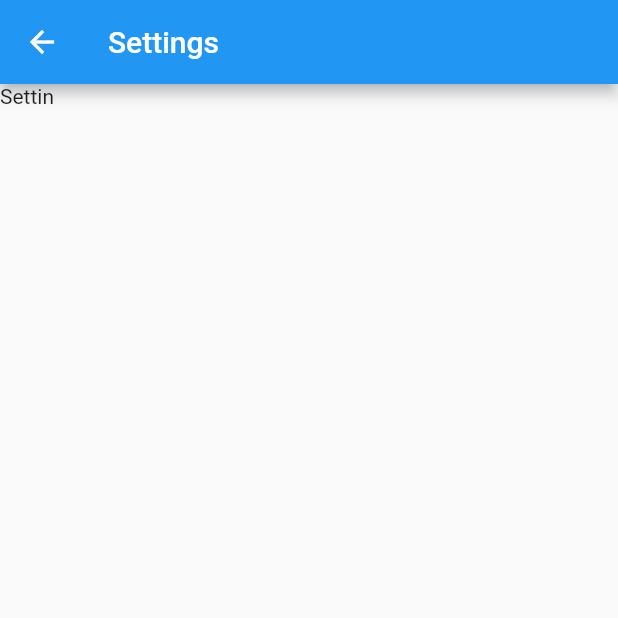
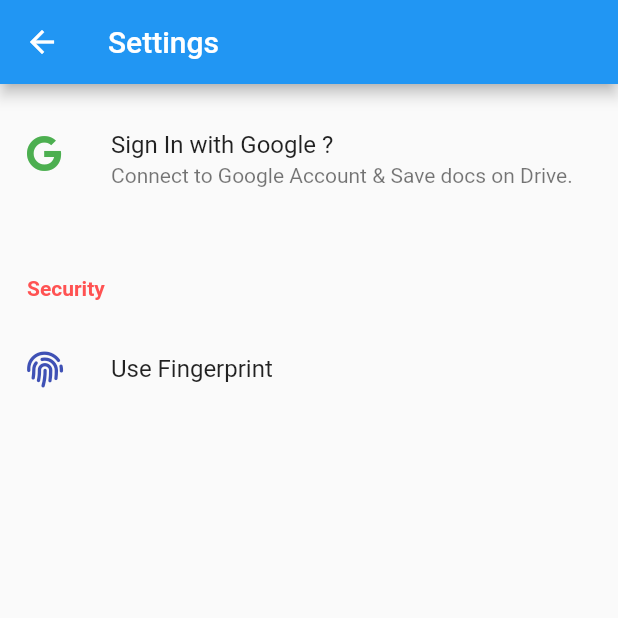
Before and after one commit to moresushant48/Scanner, a Flutter app: the SettingsPage screen opened by its route, on a phone screen of 412 x 824 dp, the top half of it. Run offline on Flutter 3.47's test engine with Material 2 defaults, Android fonts, the phone set to English and light mode, and no system bars; our stand-ins replace font_awesome_flutter, google_sign_in; missing offline and left inert: googleapis.

Commit message:
Setup few things in Setting Page.
Signed-off-by: Sushant More <moresushant48@gmail.com>

```diff
--- a/lib/pages/SettingsPage.dart
+++ b/lib/pages/SettingsPage.dart
@@ -1,4 +1,5 @@
 import 'package:flutter/material.dart';
+import 'package:font_awesome_flutter/font_awesome_flutter.dart';
 
 class SettingsPage extends StatefulWidget {
   @override
@@ -8,13 +9,49 @@ class SettingsPage extends StatefulWidget {
 class _SettingsPageState extends State<SettingsPage> {
   @override
   Widget build(BuildContext context) {
+    final _horizontalPadding = 18.0;
+
     return Scaffold(
-      appBar: AppBar(
-        title: Text("Settings"),
-      ),
-      body: Container(
-        child: Text("Settin"),
-      ),
-    );
+        appBar: AppBar(
+          title: Text("Settings"),
+        ),
+        body: ListView(
+          children: [
+            ListTile(
+              contentPadding: EdgeInsets.all(_horizontalPadding),
+              isThreeLine: true,
+              leading: FaIcon(
+                FontAwesomeIcons.google,
+                color: Colors.green,
+              ),
+              title: Text("Sign In with Google ?"),
+              subtitle: Text("Connect to Google Account & Save docs on Drive."),
+            ),
+
+            //
+            SizedBox(
+              height: 4.0,
+            ),
+            //
+
+            Padding(
+              padding: EdgeInsets.symmetric(horizontal: _horizontalPadding),
+              child: Text(
+                "Security",
+                style: TextStyle(
+                    color: Colors.redAccent, fontWeight: FontWeight.bold),
+              ),
+            ),
+
+            ListTile(
+              contentPadding: EdgeInsets.all(_horizontalPadding),
+              leading: FaIcon(
+                FontAwesomeIcons.fingerprint,
+                color: Colors.indigo,
+              ),
+              title: Text("Use Fingerprint"),
+            ),
+          ],
+        ));
   }
 }
--- a/pubspec.yaml
+++ b/pubspec.yaml
@@ -29,6 +29,7 @@ dependencies:
   cupertino_icons: ^1.0.2
   googleapis: ^2.0.0
   google_sign_in: ^5.0.0
+  font_awesome_flutter: ^8.12.0
 
 dev_dependencies:
   flutter_test:
```
Also changed, not shown: pubspec.lock.
